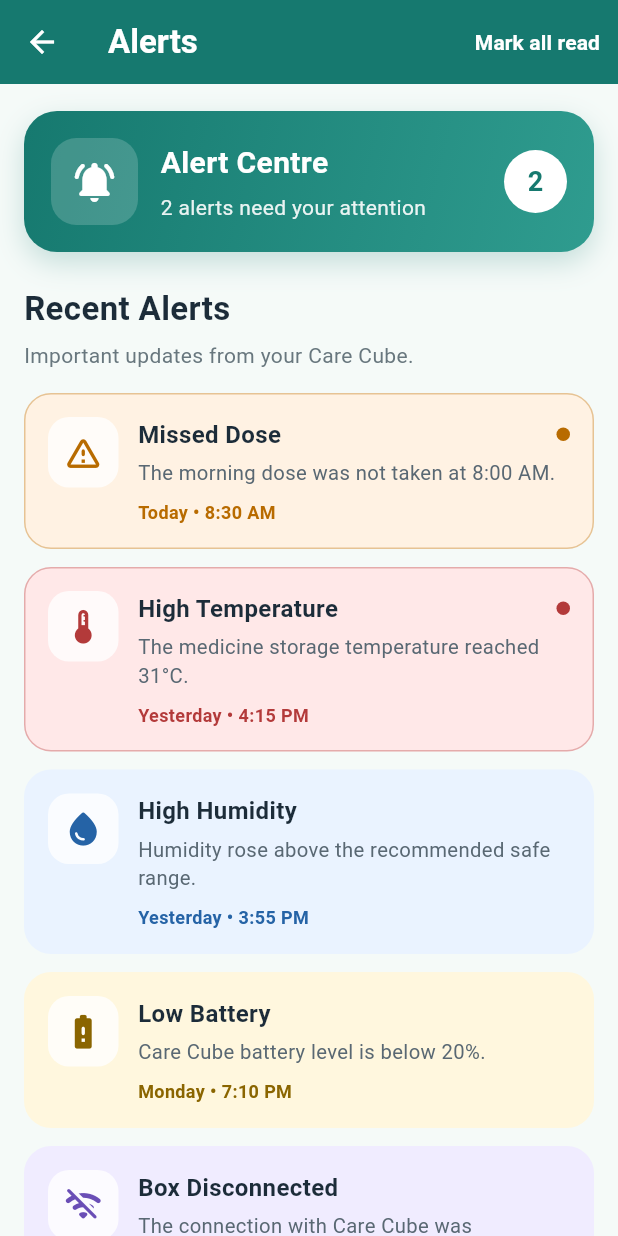
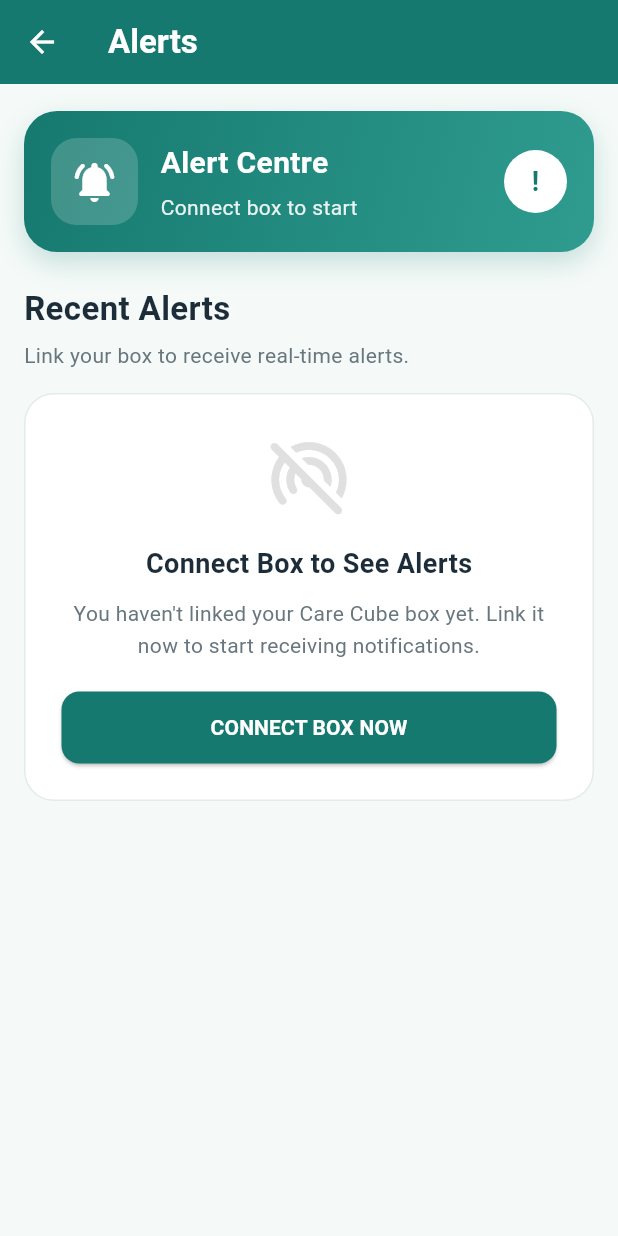
Before and after one commit to ZephyrNULL/care_cube-flutter, a Flutter app: the AlertsScreen screen opened directly, on a phone screen of 412 x 824 dp. Run offline on Flutter 3.47's test engine with Material 3 defaults, Android fonts, the phone set to English and light mode, and no system bars; our stand-ins replace flutter_local_notifications, shared_preferences, supabase_flutter, timezone; missing offline and left inert: mqtt_client; accounts and stored records are empty.

Commit message:
alert screen error fix

```diff
--- a/lib/screens/alert_screen.dart
+++ b/lib/screens/alert_screen.dart
@@ -1,5 +1,6 @@
 import 'package:flutter/material.dart';
 import 'package:shared_preferences/shared_preferences.dart';
+import 'connect_box_screen.dart';
 
 class AlertsScreen extends StatefulWidget {
   const AlertsScreen({super.key});
@@ -11,18 +12,21 @@ class AlertsScreen extends StatefulWidget {
 class _AlertsScreenState extends State<AlertsScreen> {
   bool allRead = false;
   bool _isLoaded = false;
+  bool _isBoxConnected = false;
 
   @override
   void initState() {
     super.initState();
-    _loadReadState();
+    _loadState();
   }
 
-  Future<void> _loadReadState() async {
+  Future<void> _loadState() async {
     final prefs = await SharedPreferences.getInstance();
     if (mounted) {
       setState(() {
         allRead = prefs.getBool('alerts_all_read') ?? false;
+        // Use box_connected flag for actual verified connection
+        _isBoxConnected = prefs.getBool('box_connected') ?? false;
         _isLoaded = true;
       });
     }
@@ -64,7 +68,7 @@ class _AlertsScreenState extends State<AlertsScreen> {
         backgroundColor: const Color(0xFF16796F),
         foregroundColor: Colors.white,
         elevation: 0,
-        actions: [
+        actions: _isBoxConnected ? [
           TextButton(
             onPressed: () {
               _markAllAsRead();
@@ -82,13 +86,17 @@ class _AlertsScreenState extends State<AlertsScreen> {
               ),
             ),
           ),
-        ],
+        ] : null,
       ),
       body: SafeArea(
+        child: RefreshIndicator(
+          onRefresh: _loadState,
+          color: const Color(0xFF16796F),
           child: ListView(
             padding: const EdgeInsets.fromLTRB(16, 18, 16, 30),
+            physics: const AlwaysScrollableScrollPhysics(),
             children: [
-            _buildSummaryCard(),
+              _buildSummaryCard(), // Alert Centre Summary always visible
               const SizedBox(height: 22),
               Text(
                 'Recent Alerts',
@@ -100,7 +108,9 @@ class _AlertsScreenState extends State<AlertsScreen> {
               ),
               const SizedBox(height: 6),
               Text(
-              'Important updates from your Care Cube.',
+                _isBoxConnected
+                  ? 'Important updates from your Care Cube.'
+                  : 'Link your box to receive real-time alerts.',
                 style: TextStyle(
                   fontSize: 14,
                   color: subTextColor,
@@ -108,6 +118,9 @@ class _AlertsScreenState extends State<AlertsScreen> {
               ),
               const SizedBox(height: 15),
 
+              if (!_isBoxConnected)
+                _buildInlineConnectPrompt(textColor, subTextColor, isDark)
+              else ...[
                 _buildAlertCard(
                   icon: Icons.warning_amber_rounded,
                   title: 'Missed Dose',
@@ -117,9 +130,7 @@ class _AlertsScreenState extends State<AlertsScreen> {
                   iconColour: const Color(0xFFB86B00),
                   isUnread: !allRead,
                 ),
-
                 const SizedBox(height: 12),
-
                 _buildAlertCard(
                   icon: Icons.thermostat_rounded,
                   title: 'High Temperature',
@@ -129,9 +140,7 @@ class _AlertsScreenState extends State<AlertsScreen> {
                   iconColour: const Color(0xFFB33A3A),
                   isUnread: !allRead,
                 ),
-
                 const SizedBox(height: 12),
-
                 _buildAlertCard(
                   icon: Icons.water_drop_rounded,
                   title: 'High Humidity',
@@ -141,9 +150,7 @@ class _AlertsScreenState extends State<AlertsScreen> {
                   iconColour: const Color(0xFF2563A6),
                   isUnread: false,
                 ),
-
                 const SizedBox(height: 12),
-
                 _buildAlertCard(
                   icon: Icons.battery_alert_rounded,
                   title: 'Low Battery',
@@ -153,9 +160,7 @@ class _AlertsScreenState extends State<AlertsScreen> {
                   iconColour: const Color(0xFF8A6500),
                   isUnread: false,
                 ),
-
                 const SizedBox(height: 12),
-
                 _buildAlertCard(
                   icon: Icons.wifi_off_rounded,
                   title: 'Box Disconnected',
@@ -165,9 +170,7 @@ class _AlertsScreenState extends State<AlertsScreen> {
                   iconColour: const Color(0xFF6A4EB6),
                   isUnread: false,
                 ),
-
                 const SizedBox(height: 12),
-
                 _buildAlertCard(
                   icon: Icons.person_pin_circle_outlined,
                   title: 'Caregiver Notified',
@@ -177,10 +180,76 @@ class _AlertsScreenState extends State<AlertsScreen> {
                   iconColour: const Color(0xFF16796F),
                   isUnread: false,
                 ),
+                const SizedBox(height: 18),
+                _buildDemoModeInfo(isDark),
+              ],
+            ],
+          ),
+        ),
+      ),
+    );
+  }
 
-            const SizedBox(height: 18),
+  Widget _buildInlineConnectPrompt(Color textColor, Color subTextColor, bool isDark) {
+    return Container(
+      padding: const EdgeInsets.all(24),
+      decoration: BoxDecoration(
+        color: isDark ? const Color(0xFF1E1E1E) : Colors.white,
+        borderRadius: BorderRadius.circular(20),
+        border: Border.all(color: isDark ? Colors.white12 : const Color(0xFFE3ECE9)),
+      ),
+      child: Column(
+        children: [
+          Icon(
+            Icons.wifi_tethering_off_rounded,
+            size: 60,
+            color: isDark ? Colors.white24 : Colors.grey.shade300,
+          ),
+          const SizedBox(height: 16),
+          Text(
+            'Connect Box to See Alerts',
+            style: TextStyle(
+              fontSize: 18,
+              fontWeight: FontWeight.bold,
+              color: textColor,
+            ),
+          ),
+          const SizedBox(height: 10),
+          Text(
+            'You haven\'t linked your Care Cube box yet. Link it now to start receiving notifications.',
+            textAlign: TextAlign.center,
+            style: TextStyle(
+              fontSize: 14,
+              color: subTextColor,
+              height: 1.5,
+            ),
+          ),
+          const SizedBox(height: 20),
+          SizedBox(
+            width: double.infinity,
+            child: ElevatedButton(
+              onPressed: () {
+                Navigator.push(
+                  context,
+                  MaterialPageRoute(builder: (_) => const ConnectBoxScreen()),
+                ).then((_) => _loadState());
+              },
+              style: ElevatedButton.styleFrom(
+                backgroundColor: const Color(0xFF16796F),
+                foregroundColor: Colors.white,
+                shape: RoundedRectangleBorder(borderRadius: BorderRadius.circular(12)),
+                padding: const EdgeInsets.symmetric(vertical: 14),
+              ),
+              child: const Text('CONNECT BOX NOW', style: TextStyle(fontWeight: FontWeight.bold)),
+            ),
+          ),
+        ],
+      ),
+    );
+  }
 
-            Container(
+  Widget _buildDemoModeInfo(bool isDark) {
+    return Container(
       padding: const EdgeInsets.all(15),
       decoration: BoxDecoration(
         color: isDark ? const Color(0xFF2E2A1A) : const Color(0xFFFFF8E7),
@@ -209,10 +278,6 @@ class _AlertsScreenState extends State<AlertsScreen> {
             ),
           ),
         ],
-              ),
-            ),
-          ],
-        ),
       ),
     );
   }
@@ -268,7 +333,7 @@ class _AlertsScreenState extends State<AlertsScreen> {
                 ),
                 const SizedBox(height: 5),
                 Text(
-                  allRead ? 'No unread alerts' : '2 alerts need your attention',
+                  !_isBoxConnected ? 'Connect box to start' : (allRead ? 'No unread alerts' : '2 alerts need your attention'),
                   style: TextStyle(
                     fontSize: 14,
                     color: Colors.white.withOpacity(0.9),
@@ -286,7 +351,7 @@ class _AlertsScreenState extends State<AlertsScreen> {
               shape: BoxShape.circle,
             ),
             child: Text(
-              allRead ? '0' : '2',
+              !_isBoxConnected ? '!' : (allRead ? '0' : '2'),
               style: const TextStyle(
                 fontSize: 18,
                 fontWeight: FontWeight.bold,
```
Also changed, not shown: lib/screens/connect_box_screen.dart (+61 -49 lines). Lines whose indentation alone changed are shown as unchanged.
